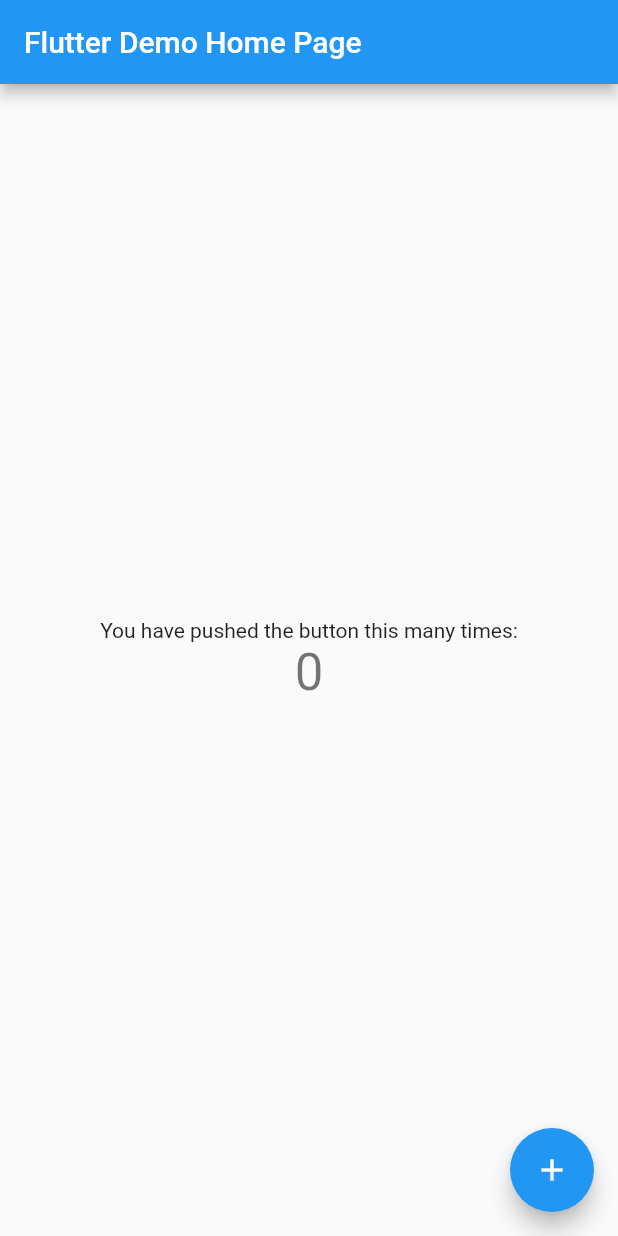
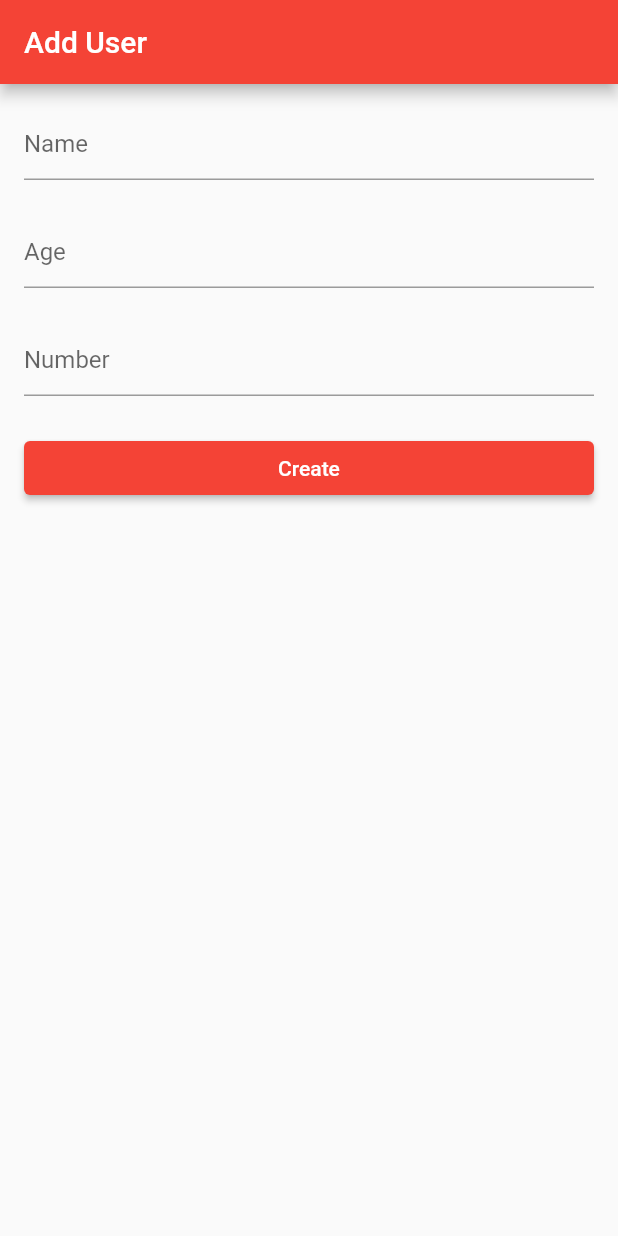
Before and after one commit to kenkaneki0625/flutter_firebase, a Flutter app: the screen it shows after launch, on a phone screen of 412 x 824 dp. Run offline on Flutter 3.47's test engine with Material 2 defaults, Android fonts, the phone set to English and light mode, and no system bars; our stand-ins replace cloud_firestore, firebase_core; accounts and stored records are empty.

Commit message:
Write (#1)
submit form

```diff
--- a/lib/main.dart
+++ b/lib/main.dart
@@ -1,3 +1,4 @@
+import 'package:cloud_firestore/cloud_firestore.dart';
 import 'package:flutter/material.dart';
 import 'package:firebase_core/firebase_core.dart';
 
@@ -14,105 +15,99 @@
   @override
   Widget build(BuildContext context) {
     return MaterialApp(
+      debugShowCheckedModeBanner: false,
       title: 'Flutter Demo',
       theme: ThemeData(
-        // This is the theme of your application.
-        //
-        // Try running your application with "flutter run". You'll see the
-        // application has a blue toolbar. Then, without quitting the app, try
-        // changing the primarySwatch below to Colors.green and then invoke
-        // "hot reload" (press "r" in the console where you ran "flutter run",
-        // or simply save your changes to "hot reload" in a Flutter IDE).
-        // Notice that the counter didn't reset back to zero; the application
-        // is not restarted.
-        primarySwatch: Colors.blue,
+        primarySwatch: Colors.red,
       ),
-      home: const MyHomePage(title: 'Flutter Demo Home Page'),
+      home: MyHomePage(),
     );
   }
 }
 
 class MyHomePage extends StatefulWidget {
-  const MyHomePage({Key? key, required this.title}) : super(key: key);
-
-  // This widget is the home page of your application. It is stateful, meaning
-  // that it has a State object (defined below) that contains fields that affect
-  // how it looks.
-
-  // This class is the configuration for the state. It holds the values (in this
-  // case the title) provided by the parent (in this case the App widget) and
-  // used by the build method of the State. Fields in a Widget subclass are
-  // always marked "final".
-
-  final String title;
-
   @override
   State<MyHomePage> createState() => _MyHomePageState();
 }
 
 class _MyHomePageState extends State<MyHomePage> {
-  int _counter = 0;
-
-  void _incrementCounter() {
-    setState(() {
-      // This call to setState tells the Flutter framework that something has
-      // changed in this State, which causes it to rerun the build method below
-      // so that the display can reflect the updated values. If we changed
-      // _counter without calling setState(), then the build method would not be
-      // called again, and so nothing would appear to happen.
-      _counter++;
-    });
-  }
+  final controllerName = TextEditingController();
+  final controllerAge = TextEditingController();
+  final controllerPhone = TextEditingController();
 
   @override
   Widget build(BuildContext context) {
-    // This method is rerun every time setState is called, for instance as done
-    // by the _incrementCounter method above.
-    //
-    // The Flutter framework has been optimized to make rerunning build methods
-    // fast, so that you can just rebuild anything that needs updating rather
-    // than having to individually change instances of widgets.
     return Scaffold(
-      appBar: AppBar(
-        // Here we take the value from the MyHomePage object that was created by
-        // the App.build method, and use it to set our appbar title.
-        title: Text(widget.title),
+      appBar: AppBar(title: Text('Add User')),
+      body: ListView(
+        padding: EdgeInsets.all(16),
+        children: <Widget>[
+          TextField(
+            controller: controllerName,
+            decoration: decoration('Name'),
+          ),
+          const SizedBox(
+            height: 24,
+          ),
+          TextField(
+            controller: controllerAge,
+            decoration: decoration('Age'),
+            keyboardType: TextInputType.number,
+          ),
+          const SizedBox(
+            height: 24,
+          ),
+          TextField(
+            controller: controllerPhone,
+            decoration: decoration('Number'),
+            keyboardType: TextInputType.number,
+          ),
+          const SizedBox(
+            height: 24,
+          ),
+          ElevatedButton(
+              onPressed: () {
+                final user = User(
+                  age: int.parse(controllerAge.text),
+                  name: controllerName.text,
+                  number: int.parse(controllerPhone.text),
+                );
+                createUser(user);
+              },
+              child: Text('Create'))
+        ],
       ),
-      body: Center(
-        // Center is a layout widget. It takes a single child and positions it
-        // in the middle of the parent.
-        child: Column(
-          // Column is also a layout widget. It takes a list of children and
-          // arranges them vertically. By default, it sizes itself to fit its
-          // children horizontally, and tries to be as tall as its parent.
-          //
-          // Invoke "debug painting" (press "p" in the console, choose the
-          // "Toggle Debug Paint" action from the Flutter Inspector in Android
-          // Studio, or the "Toggle Debug Paint" command in Visual Studio Code)
-          // to see the wireframe for each widget.
-          //
-          // Column has various properties to control how it sizes itself and
-          // how it positions its children. Here we use mainAxisAlignment to
-          // center the children vertically; the main axis here is the vertical
-          // axis because Columns are vertical (the cross axis would be
-          // horizontal).
-          mainAxisAlignment: MainAxisAlignment.center,
-          children: <Widget>[
-            const Text(
-              'You have pushed the button this many times:',
-            ),
-            Text(
-              '$_counter',
-              style: Theme.of(context).textTheme.headline4,
-            ),
-          ],
-        ),
-      ),
-      floatingActionButton: FloatingActionButton(
-        onPressed: _incrementCounter,
-        tooltip: 'Increment',
-        child: const Icon(Icons.add),
-      ), // This trailing comma makes auto-formatting nicer for build methods.
     );
   }
+
+  decoration(String name) => InputDecoration(hintText: name);
+
+  Future createUser(User user) async {
+    final docUser = FirebaseFirestore.instance.collection('users').doc();
+
+    user.id = docUser.id;
+    final json = user.toJson();
+    await docUser.set(json);
+  }
 }
+
+class User {
+  String id;
+  final String name;
+  final int age;
+  final int number;
+
+  User({
+    this.id = '',
+    required this.name,
+    required this.age,
+    required this.number,
+  });
+
+  Map<String, dynamic> toJson() => {
+        'id': id,
+        'name': name,
+        'age': age,
+        'number': number,
+      };
+}
```
